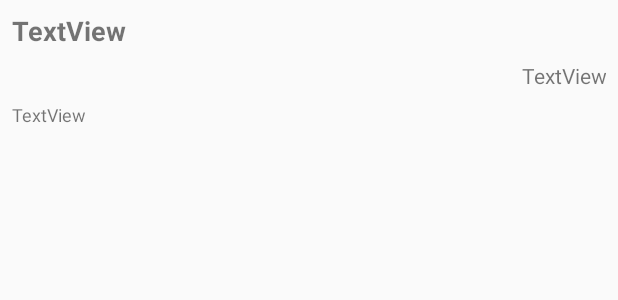
After one commit to UomMobileDevelopment/Lesson_04-05_2018-19, an Android app: the layout list_record.xml on its own in the app's theme, with its tools: preview values and no code run, on a phone screen of 412 x 824 dp. The commit adds this screen. Shown: the top 300 px of the screen. Run offline under Robolectric (Android 15) with nearby library versions, the phone set to English and light mode, and no system bars.

Commit message:
added separate list_record view to properly display each post in list view

```diff
--- /dev/null
+++ b/app/src/main/res/layout/list_record.xml
@@ -0,0 +1,44 @@
+<?xml version="1.0" encoding="utf-8"?>
+<android.support.constraint.ConstraintLayout
+    xmlns:android="http://schemas.android.com/apk/res/android"
+    xmlns:app="http://schemas.android.com/apk/res-auto"
+    xmlns:tools="http://schemas.android.com/tools"
+    android:layout_width="match_parent"
+    android:layout_height="match_parent">
+
+    <TextView
+        android:id="@+id/txtPostId"
+        android:layout_width="wrap_content"
+        android:layout_height="wrap_content"
+        android:layout_marginStart="8dp"
+        android:layout_marginTop="8dp"
+        android:text="TextView"
+        android:textSize="18sp"
+        android:textStyle="bold"
+        app:layout_constraintStart_toStartOf="parent"
+        app:layout_constraintTop_toTopOf="parent" />
+
+    <TextView
+        android:id="@+id/txtPostTitle"
+        android:layout_width="0dp"
+        android:layout_height="wrap_content"
+        android:layout_marginEnd="8dp"
+        android:layout_marginTop="8dp"
+        android:text="TextView"
+        android:textAlignment="viewEnd"
+        app:layout_constraintEnd_toEndOf="parent"
+        app:layout_constraintTop_toBottomOf="@+id/txtPostId" />
+
+    <TextView
+        android:id="@+id/txtPostBody"
+        android:layout_width="0dp"
+        android:layout_height="wrap_content"
+        android:layout_marginEnd="8dp"
+        android:layout_marginStart="8dp"
+        android:layout_marginTop="8dp"
+        android:text="TextView"
+        android:textSize="12sp"
+        app:layout_constraintEnd_toEndOf="parent"
+        app:layout_constraintStart_toStartOf="parent"
+        app:layout_constraintTop_toBottomOf="@+id/txtPostTitle" />
+</android.support.constraint.ConstraintLayout>
```
Also changed, not shown: app/src/main/java/gr/uom/adroid/top10downloader/MainActivity.java (+8 -4 lines), app/src/main/java/gr/uom/adroid/top10downloader/PostAdapter.java (added, +55 -0 lines).
